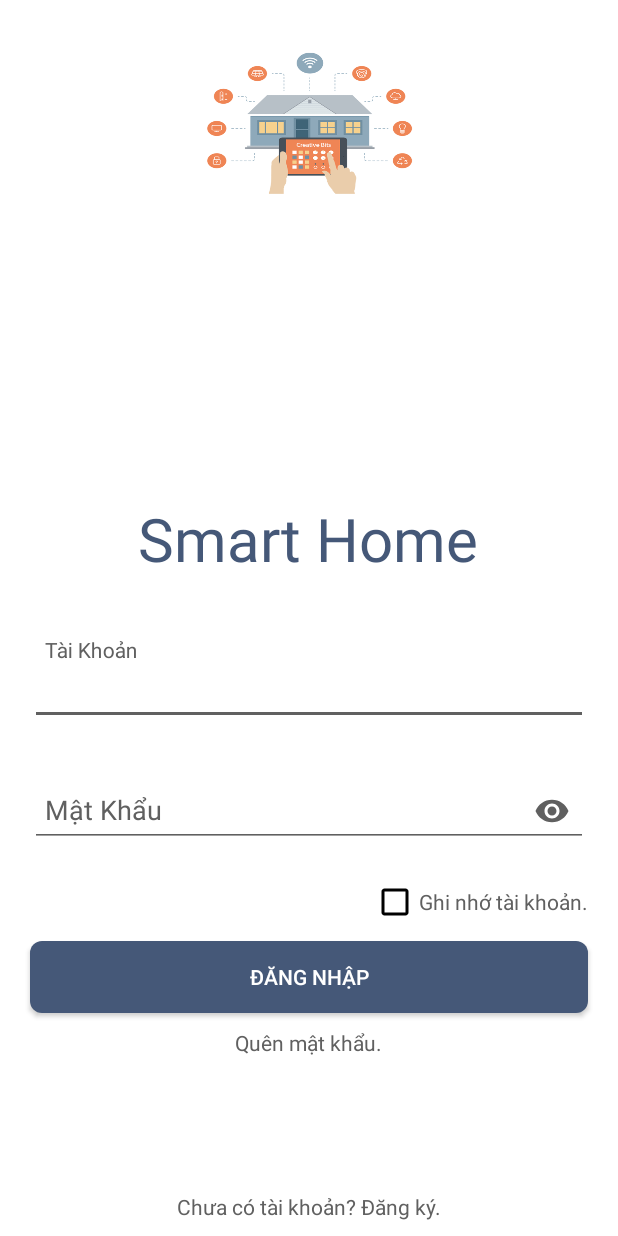
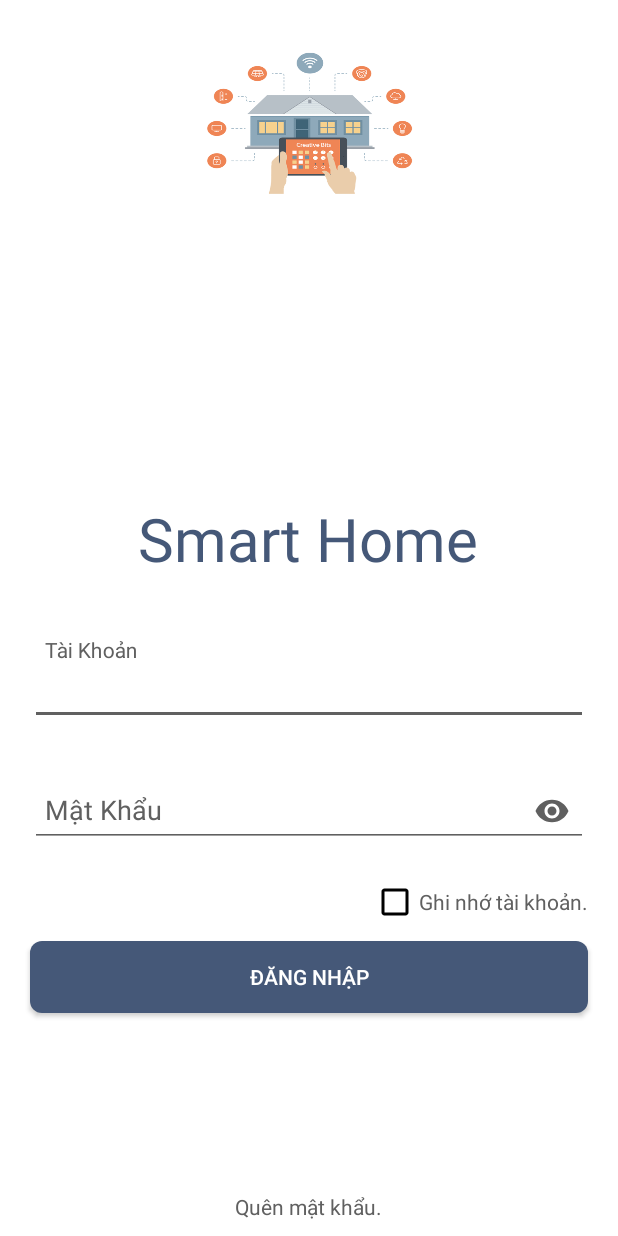
Before and after one commit to nquangminh96/MyIOTProject, an Android app: the screen it shows after launch (DangNhapActivity), on a phone screen of 412 x 824 dp. Run offline under Robolectric (Android 15) with nearby library versions, the phone set to English and light mode, and no system bars; our stand-ins replace Firebase (no records; nobody signed in at launch, a user with empty details on screens opened directly).

```diff
--- a/app/src/main/java/com/example/quangminh/myiotproject/Activity/DeviceActivity.java
+++ b/app/src/main/java/com/example/quangminh/myiotproject/Activity/DeviceActivity.java
@@ -104,11 +104,11 @@ public class DeviceActivity extends AppCompatActivity implements DatePickerDialo
         }
         checkValue();
 
-        myData.child(allKeyStringsInApp.LISTID).child(IDHome).child(nameRoom).child(allKeyStringsInApp.INFO).child(allKeyStringsInApp.TEMP).addValueEventListener(new ValueEventListener() {
+        myData.child(allKeyStringsInApp.LISTID).child(IDHome).child(nameRoom).child(allKeyStringsInApp.INFO).child(allKeyStringsInApp.TEMP).child(allKeyStringsInApp.NOWTEMP).addValueEventListener(new ValueEventListener() {
             @Override
             public void onDataChange(DataSnapshot dataSnapshot) {
                 String temp = dataSnapshot.getValue().toString();
-                temp = temp + " " + (char) 0x00B0 + "C";
+                temp = temp + (char) 0x00B0 + "C";
                 txtNhietDo.setText(temp);
             }
 
--- a/app/src/main/java/com/example/quangminh/myiotproject/Activity/RoomActivity.java
+++ b/app/src/main/java/com/example/quangminh/myiotproject/Activity/RoomActivity.java
@@ -54,7 +54,7 @@ public class RoomActivity extends AppCompatActivity implements ConnectivityRecei
         nameRoom = intent.getStringExtra(allKeyStringsInApp.KEYINTENT);
         txtNameRoom.setText(nameRoom);
         createDialogInternet();
-        myData.child(allKeyStringsInApp.LISTID).child(IDHome).child(nameRoom).child(allKeyStringsInApp.INFO).child(allKeyStringsInApp.HUMIDITY).addValueEventListener(new ValueEventListener() {
+        myData.child(allKeyStringsInApp.LISTID).child(IDHome).child(nameRoom).child(allKeyStringsInApp.INFO).child(allKeyStringsInApp.HUMIDITY).child(allKeyStringsInApp.NOWHUMIDITY).addValueEventListener(new ValueEventListener() {
             @Override
             public void onDataChange(DataSnapshot dataSnapshot) {
                 String humidity = dataSnapshot.getValue().toString();
@@ -67,7 +67,7 @@ public class RoomActivity extends AppCompatActivity implements ConnectivityRecei
 
             }
         });
-        myData.child(allKeyStringsInApp.LISTID).child(IDHome).child(nameRoom).child(allKeyStringsInApp.INFO).child(allKeyStringsInApp.TEMP).addValueEventListener(new ValueEventListener() {
+        myData.child(allKeyStringsInApp.LISTID).child(IDHome).child(nameRoom).child(allKeyStringsInApp.INFO).child(allKeyStringsInApp.TEMP).child(allKeyStringsInApp.NOWTEMP).addValueEventListener(new ValueEventListener() {
             @Override
             public void onDataChange(DataSnapshot dataSnapshot) {
                 String temp = dataSnapshot.getValue().toString();
--- a/app/src/main/java/com/example/quangminh/myiotproject/Adapter/GridViewRoomAdapter.java
+++ b/app/src/main/java/com/example/quangminh/myiotproject/Adapter/GridViewRoomAdapter.java
@@ -83,6 +83,7 @@ public class GridViewRoomAdapter extends BaseAdapter {
     public class ViewHolder {
         ImageView iconRoom;
         TextView txtRoomName;
+        //ahihiii
     }
 
 }
--- a/app/src/main/java/com/example/quangminh/myiotproject/allKeyStringsInApp.java
+++ b/app/src/main/java/com/example/quangminh/myiotproject/allKeyStringsInApp.java
@@ -11,5 +11,6 @@ public class allKeyStringsInApp {
     public static final String TEMP = "Nhiệt Độ";
     public static final String HUMIDITY = "Độ Ẩm";
     public static final String TIMER = "Timer";
-
+    public static final String NOWTEMP = "Nhiệt độ hiện tại";
+    public static final String NOWHUMIDITY = "Độ ẩm hiện tại";
 }
--- a/app/src/main/res/layout/activity_dangky.xml
+++ b/app/src/main/res/layout/activity_dangky.xml
@@ -18,7 +18,7 @@
     <LinearLayout
         android:id="@+id/KhungDangNhap"
         android:layout_width="match_parent"
-        android:layout_height="wrap_content"
+        android:layout_height="300dp"
         android:layout_centerVertical="true"
         android:layout_centerInParent="true"
         android:orientation="vertical">
--- a/app/src/main/res/layout/activity_dangnhap.xml
+++ b/app/src/main/res/layout/activity_dangnhap.xml
@@ -136,22 +136,22 @@
             />
 
         <TextView
-            android:id="@+id/txtForgotPass"
+            android:id="@+id/txtForgottPass"
             android:layout_width="wrap_content"
             android:layout_height="wrap_content"
             android:layout_gravity="center"
             android:layout_marginTop="@dimen/size10dp"
             android:text="@string/forgot_password"
-            android:textColor="@color/colorTextHint" />
+            android:textColor="@color/colorWhite" />
     </LinearLayout>
 
     <TextView
-        android:id="@+id/txtSignUpAccount"
+        android:id="@+id/txtForgotPass"
         android:layout_width="wrap_content"
         android:layout_height="wrap_content"
         android:layout_alignParentBottom="true"
         android:layout_centerHorizontal="true"
         android:layout_marginBottom="@dimen/size10dp"
-        android:text="@string/sign_up_account"
+        android:text="@string/forgot_password"
         android:textColor="@color/colorTextHint" />
 </RelativeLayout>
--- a/app/src/main/res/layout/activity_device_control.xml
+++ b/app/src/main/res/layout/activity_device_control.xml
@@ -35,12 +35,13 @@
             android:layout_weight="1">
 
             <TextView
-                android:id="@+id/txtNameDevice"
+
                 android:layout_width="wrap_content"
                 android:layout_height="wrap_content"
                 android:layout_centerInParent="true"
                 android:textColor="@color/colorWhite"
                 android:textSize="@dimen/size14sp"
+                android:id="@+id/txtNhietDo"
 
                 />
         </RelativeLayout>
@@ -58,7 +59,7 @@
             android:layout_height="match_parent">
 
             <TextView
-                android:id="@+id/txtNhietDo"
+                android:id="@+id/txtNameDevice"
                 android:layout_width="wrap_content"
                 android:layout_height="wrap_content"
                 android:layout_centerInParent="true"
--- a/build.gradle
+++ b/build.gradle
@@ -7,7 +7,7 @@ buildscript {
         jcenter()
     }
     dependencies {
-        classpath 'com.android.tools.build:gradle:3.2.1'
+        classpath 'com.android.tools.build:gradle:3.3.2'
 
         classpath 'com.google.gms:google-services:3.2.0'
         // NOTE: Do not place your application dependencies here; they belong
```
Also changed, not shown: app/src/main/java/com/example/quangminh/myiotproject/Activity/DangNhapActivity.java (+15 -13 lines), app/src/main/java/com/example/quangminh/myiotproject/Activity/TrangChuActivity.java (+28 -0 lines), app/src/main/res/menu/menu_navigationview.xml (+5 -5 lines), app/src/main/res/drawable-mdpi/iconfacebook.png (added), gradle/wrapper/gradle-wrapper.properties.
